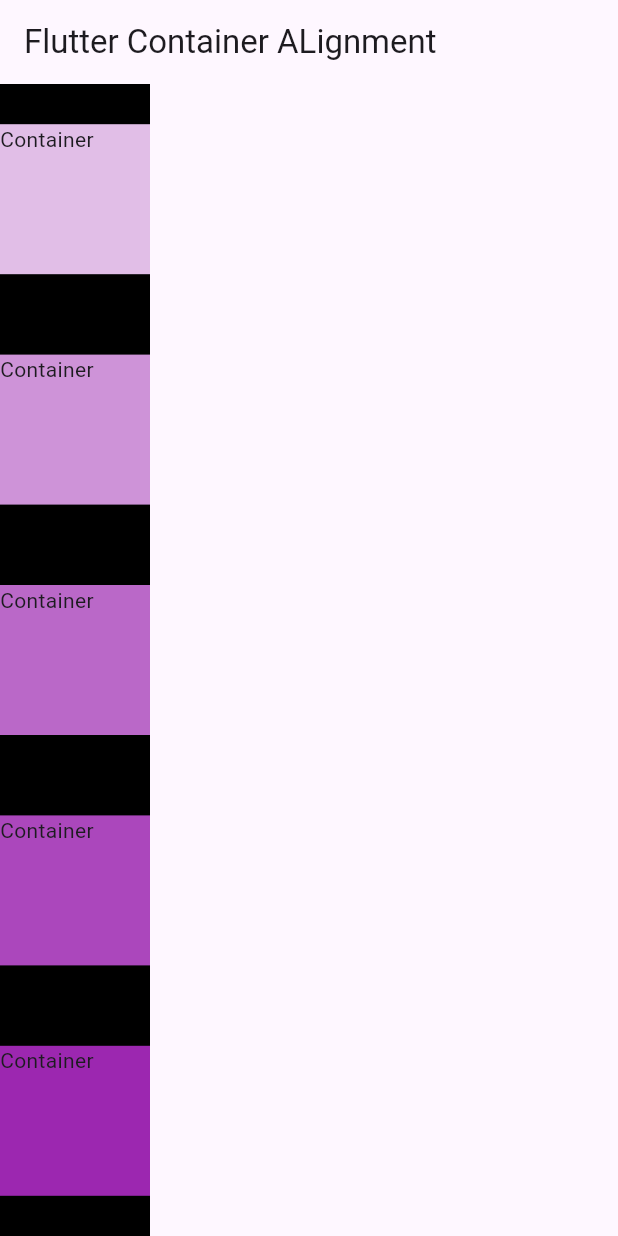
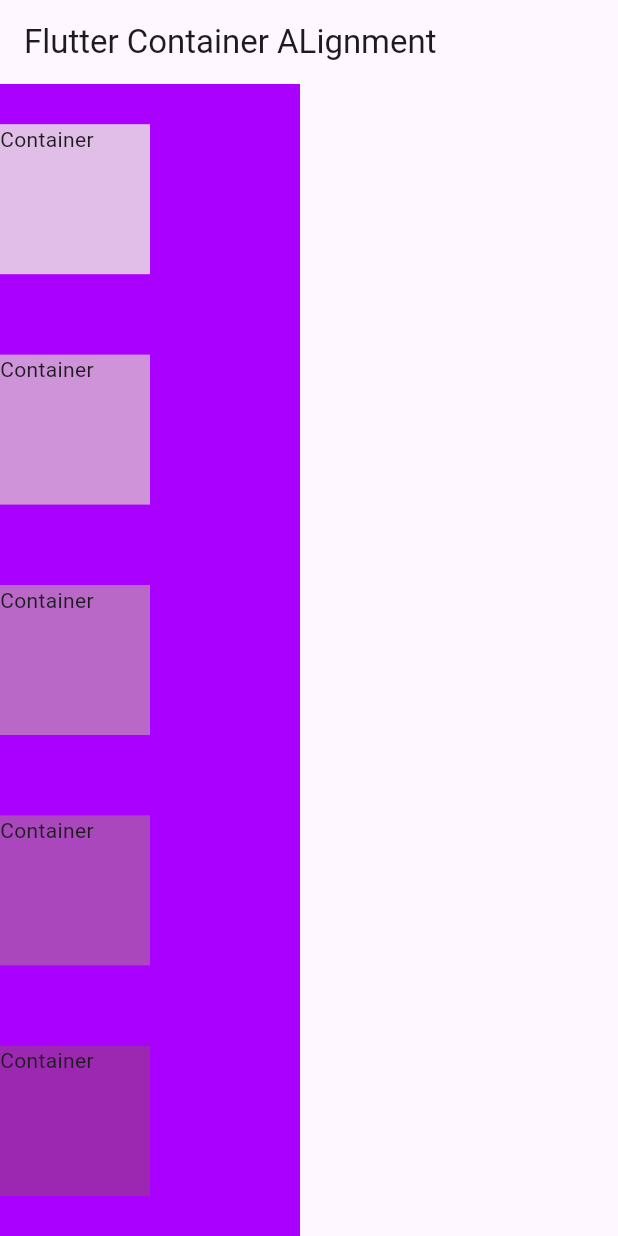
Before and after one commit to meetshaheer/flutter-container-alignment, a Flutter app: the screen it shows after launch, on a phone screen of 412 x 824 dp. Run offline on Flutter 3.47's test engine with Material 3 defaults, Android fonts, the phone set to English and light mode, and no system bars.

Commit message:
update with spacearound property with customize height and width of parent container

```diff
--- a/container_alignment/lib/flutter_container_alignmet.dart
+++ b/container_alignment/lib/flutter_container_alignmet.dart
@@ -11,8 +11,10 @@ class flutter_container_alignment extends StatelessWidget {
         title: Text("Flutter Container ALignment"),
       ),
       body: Container(
-        color: Colors.black,
+        color: Colors.purpleAccent[700],
+        width: 200,
         child: Column(
+          crossAxisAlignment: CrossAxisAlignment.start,
           mainAxisAlignment: MainAxisAlignment.spaceAround,
           children: [
             Container(
```
